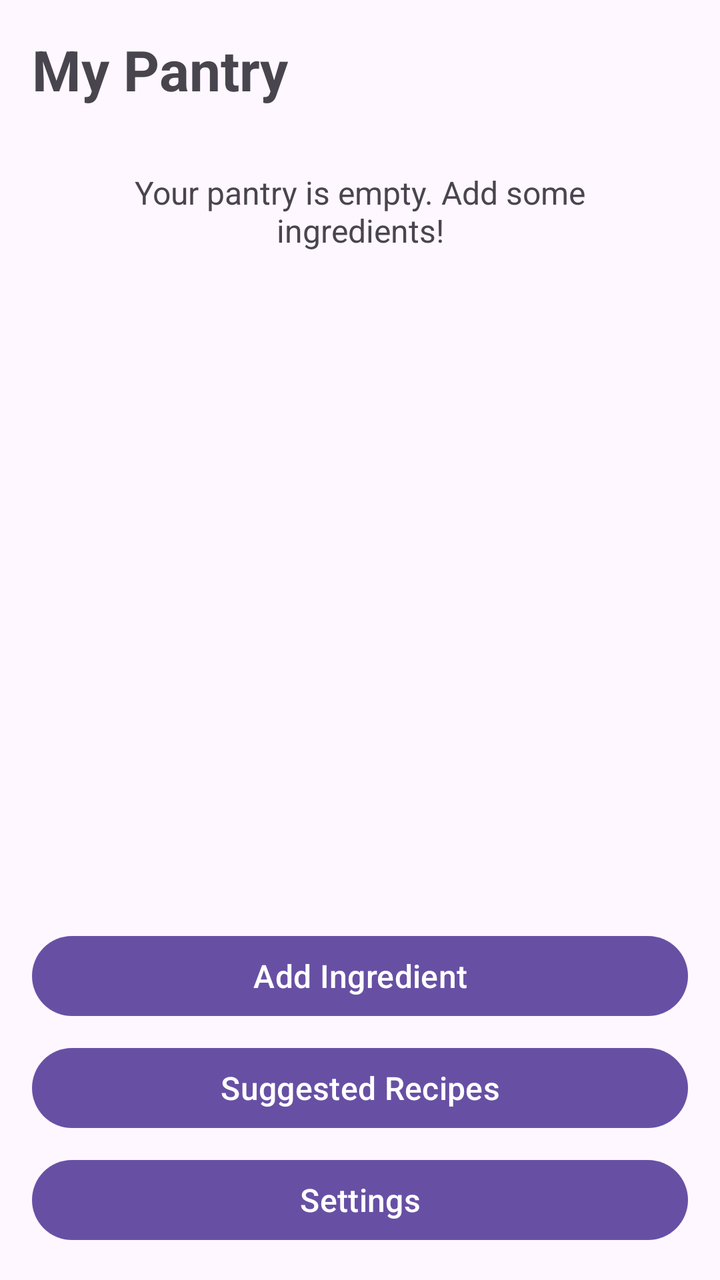
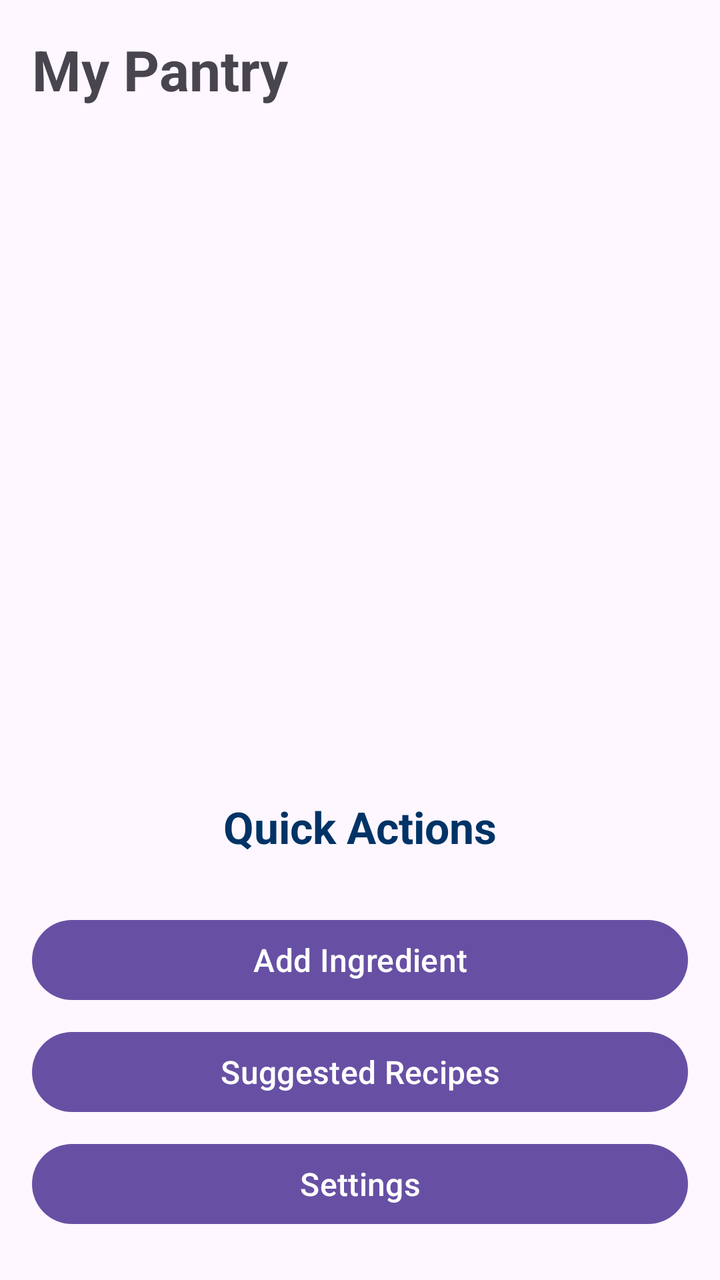

Two renders of the same Android screen: before a commit and after it. Below are the layout's source before the change and the commit's diff.
<!-- AndroidManifest.xml: application theme Theme.SmartPantryManager -->
<!-- res/layout/activity_pantry.xml -->
<?xml version="1.0" encoding="utf-8"?>
<LinearLayout xmlns:android="http://schemas.android.com/apk/res/android"
    xmlns:tools="http://schemas.android.com/tools"
    android:layout_width="match_parent"
    android:layout_height="match_parent"
    android:orientation="vertical"
    android:padding="16dp"
    tools:context=".PantryActivity">

    <TextView
        android:id="@+id/tvPantryTitle"
        android:layout_width="match_parent"
        android:layout_height="wrap_content"
        android:text="@string/my_pantry"
        android:textSize="28sp"
        android:textStyle="bold"
        android:paddingBottom="16dp" />

    <TextView
        android:id="@+id/tvEmptyMessage"
        android:layout_width="match_parent"
        android:layout_height="wrap_content"
        android:text="@string/empty_pantry_message"
        android:textSize="16sp"
        android:gravity="center"
        android:padding="16dp" />

    <androidx.recyclerview.widget.RecyclerView
        android:id="@+id/recyclerViewIngredients"
        android:layout_width="313dp"
        android:layout_height="0dp"
        android:layout_weight="1"
        tools:listitem="@layout/item_ingredient" />

    <Button
        android:id="@+id/btnAddIngredient"
        android:layout_width="match_parent"
        android:layout_height="wrap_content"
        android:text="@string/add_ingredient"
        android:textSize="16sp"
        android:layout_marginTop="12dp" />

    <Button
        android:id="@+id/btnSuggestedRecipes"
        android:layout_width="match_parent"
        android:layout_height="wrap_content"
        android:text="Suggested Recipes"
        android:textSize="16sp"
        android:layout_marginTop="8dp" />
    <Button
        android:id="@+id/btnSettings"
        android:layout_width="match_parent"
        android:layout_height="wrap_content"
        android:text="Settings"
        android:textSize="16sp"
        android:layout_marginTop="8dp" />

</LinearLayout>
<!-- res/layout/item_ingredient.xml (included above) -->
<?xml version="1.0" encoding="utf-8"?>
<LinearLayout xmlns:android="http://schemas.android.com/apk/res/android"
    android:layout_width="match_parent"
    android:layout_height="wrap_content"
    android:orientation="vertical"
    android:padding="16dp">

    <TextView
        android:id="@+id/tvIngredientName"
        android:layout_width="match_parent"
        android:layout_height="wrap_content"
        android:text="Tomatoes"
        android:textSize="20sp"
        android:textStyle="bold" />

    <TextView
        android:id="@+id/tvIngredientDetails"
        android:layout_width="match_parent"
        android:layout_height="wrap_content"
        android:text="3 items"
        android:textSize="16sp"
        android:layout_marginTop="4dp" />

    <LinearLayout
        android:layout_width="match_parent"
        android:layout_height="wrap_content"
        android:orientation="horizontal"
        android:layout_marginTop="8dp">

        <Button
            android:id="@+id/btnEditIngredient"
            android:layout_width="0dp"
            android:layout_height="wrap_content"
            android:layout_weight="1"
            android:text="Edit" />

        <Button
            android:id="@+id/btnDeleteIngredient"
            android:layout_width="0dp"
            android:layout_height="wrap_content"
            android:layout_weight="1"
            android:text="Delete"
            android:layout_marginStart="8dp" />

    </LinearLayout>

</LinearLayout>
<!-- resources referenced by this layout -->
<resources>
  <string name="add_ingredient">Add Ingredient</string>
  <string name="empty_pantry_message">Your pantry is empty. Add some ingredients!</string>
  <string name="my_pantry">My Pantry</string>
  <style name="Theme.SmartPantryManager" parent="Base.Theme.SmartPantryManager" />
  <style name="Base.Theme.SmartPantryManager" parent="Theme.Material3.DayNight.NoActionBar">
          
          
      </style>
</resources>

<!-- the commit's change to res/layout/activity_pantry.xml (unified diff, before → after) -->
@@ -23,7 +23,8 @@
         android:text="@string/empty_pantry_message"
         android:textSize="16sp"
         android:gravity="center"
-        android:padding="16dp" />
+        android:padding="16dp"
+        android:visibility="gone" />
 
     <androidx.recyclerview.widget.RecyclerView
         android:id="@+id/recyclerViewIngredients"
@@ -32,13 +33,28 @@
         android:layout_weight="1"
         tools:listitem="@layout/item_ingredient" />
 
+    <TextView
+        android:layout_width="match_parent"
+        android:layout_height="wrap_content"
+        android:text="Quick Actions"
+        android:textSize="22sp"
+        android:textStyle="bold"
+        android:textColor="#003366"
+        android:gravity="center"
+        android:layout_marginTop="8dp"
+        android:layout_marginBottom="4dp"
+        android:paddingTop="8dp"
+        android:paddingBottom="8dp" />
+
     <Button
         android:id="@+id/btnAddIngredient"
         android:layout_width="match_parent"
         android:layout_height="wrap_content"
         android:text="@string/add_ingredient"
         android:textSize="16sp"
-        android:layout_marginTop="12dp" />
+        android:minHeight="48dp"
+        android:textAllCaps="false"
+        android:layout_marginTop="16dp" />
 
     <Button
         android:id="@+id/btnSuggestedRecipes"
@@ -46,14 +62,20 @@
         android:layout_height="wrap_content"
         android:text="Suggested Recipes"
         android:textSize="16sp"
+        android:minHeight="48dp"
+        android:textAllCaps="false"
         android:layout_marginTop="8dp" />
+
     <Button
         android:id="@+id/btnSettings"
         android:layout_width="match_parent"
         android:layout_height="wrap_content"
         android:text="Settings"
         android:textSize="16sp"
-        android:layout_marginTop="8dp" />
+        android:minHeight="48dp"
+        android:textAllCaps="false"
+        android:layout_marginTop="8dp"
+        android:layout_marginBottom="8dp" />
 
 </LinearLayout>
 <!-- res/layout/item_ingredient.xml (included above) -->
@@ -62,7 +84,9 @@
     android:layout_width="match_parent"
     android:layout_height="wrap_content"
     android:orientation="vertical"
-    android:padding="16dp">
+    android:padding="16dp"
+    android:layout_marginBottom="12dp"
+    android:background="@drawable/ingredient_background">
 
     <TextView
         android:id="@+id/tvIngredientName"
@@ -79,6 +103,23 @@
         android:text="3 items"
         android:textSize="16sp"
         android:layout_marginTop="4dp" />
+
+    <TextView
+        android:id="@+id/tvIngredientExpiry"
+        android:layout_width="match_parent"
+        android:layout_height="wrap_content"
+        android:textSize="14sp"
+        android:layout_marginTop="4dp"
+        android:visibility="gone" />
+
+    <TextView
+        android:id="@+id/tvExpiryWarning"
+        android:layout_width="match_parent"
+        android:layout_height="wrap_content"
+        android:textSize="14sp"
+        android:textStyle="bold"
+        android:layout_marginTop="4dp"
+        android:visibility="gone" />
 
     <LinearLayout
         android:layout_width="match_parent"
<!-- resource entries referenced after the edit -->
@@ -1,5 +1,19 @@
 <!-- resources referenced by this layout -->
 <resources>
+  <!-- drawable ingredient_background (drawable) -->
+  <?xml version="1.0" encoding="utf-8"?>
+  <shape xmlns:android="http://schemas.android.com/apk/res/android"
+      android:shape="rectangle">
+  
+      <solid android:color="#F5F2FA" />
+  
+      <corners android:radius="12dp" />
+  
+      <stroke
+          android:width="1dp"
+          android:color="#E0D9EA" />
+  
+  </shape>
   <string name="add_ingredient">Add Ingredient</string>
   <string name="empty_pantry_message">Your pantry is empty. Add some ingredients!</string>
   <string name="my_pantry">My Pantry</string>
